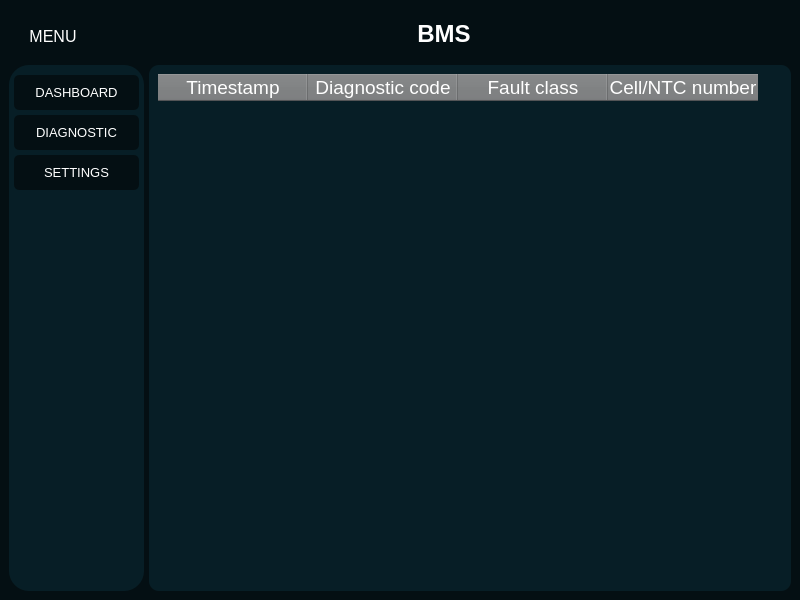
aleixJ/validationGUI, file src/views/ui/ui_index.ui: the form before one commit.
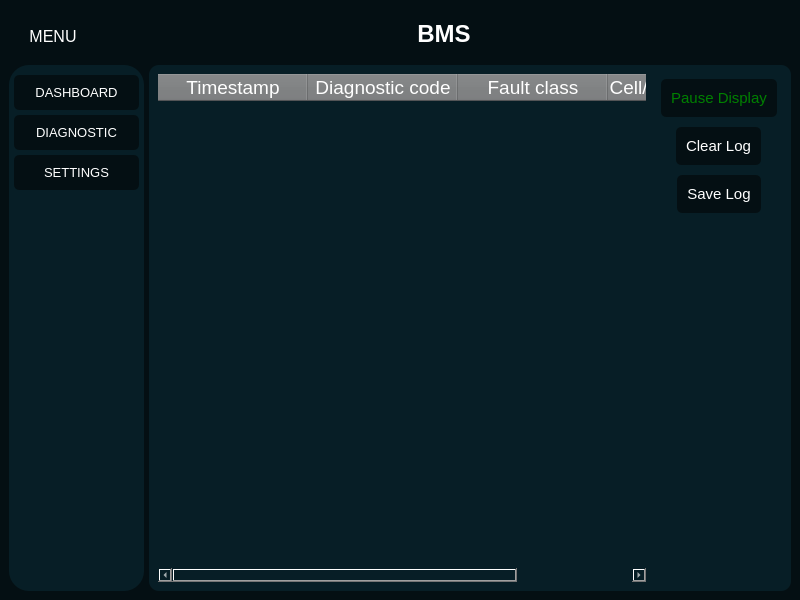
The form after the commit. The open tabs and pages were chosen to show the change.

Commit message: Refactor code to add diagnostic table functionality. Stop, clear and save the log

```diff
--- a/src/views/ui/ui_index.ui
+++ b/src/views/ui/ui_index.ui
@@ -420,6 +420,12 @@
           </property>
           <item>
            <widget class="QStackedWidget" name="stackedWidget">
+            <property name="sizePolicy">
+             <sizepolicy hsizetype="Preferred" vsizetype="Preferred">
+              <horstretch>0</horstretch>
+              <verstretch>0</verstretch>
+             </sizepolicy>
+            </property>
             <property name="currentIndex">
              <number>0</number>
             </property>
@@ -1514,7 +1520,37 @@
              </layout>
             </widget>
             <widget class="QWidget" name="diagnostic">
+             <property name="sizePolicy">
+              <sizepolicy hsizetype="Preferred" vsizetype="Preferred">
+               <horstretch>0</horstretch>
+               <verstretch>0</verstretch>
+              </sizepolicy>
+             </property>
              <layout class="QVBoxLayout" name="verticalLayout">
+              <item alignment="Qt::AlignLeft">
+               <widget class="QFrame" name="horizontalFrame">
+                <property name="sizePolicy">
+                 <sizepolicy hsizetype="Preferred" vsizetype="Preferred">
+                  <horstretch>0</horstretch>
+                  <verstretch>0</verstretch>
+                 </sizepolicy>
+                </property>
+                <layout class="QHBoxLayout" name="layout_diagnostic" stretch="0,0">
+                 <property name="spacing">
+                  <number>5</number>
+                 </property>
+                 <property name="leftMargin">
+                  <number>0</number>
+                 </property>
+                 <property name="topMargin">
+                  <number>0</number>
+                 </property>
+                 <property name="rightMargin">
+                  <number>0</number>
+                 </property>
+                 <property name="bottomMargin">
+                  <number>0</number>
+                 </property>
               <item>
                <widget class="QTableWidget" name="diagnostic_table">
                 <property name="font">
@@ -1573,6 +1609,12 @@
                 <attribute name="verticalHeaderVisible">
                  <bool>false</bool>
                 </attribute>
+                   <attribute name="verticalHeaderDefaultSectionSize">
+                    <number>35</number>
+                   </attribute>
+                   <attribute name="verticalHeaderMinimumSectionSize">
+                    <number>30</number>
+                   </attribute>
                 <attribute name="verticalHeaderShowSortIndicator" stdset="0">
                  <bool>true</bool>
                 </attribute>
@@ -1596,6 +1638,87 @@
                   <string>Cell/NTC number</string>
                  </property>
                 </column>
+                  </widget>
+                 </item>
+                 <item alignment="Qt::AlignHCenter|Qt::AlignTop">
+                  <widget class="QFrame" name="verticalFrame">
+                   <property name="sizePolicy">
+                    <sizepolicy hsizetype="Preferred" vsizetype="Preferred">
+                     <horstretch>0</horstretch>
+                     <verstretch>0</verstretch>
+                    </sizepolicy>
+                   </property>
+                   <layout class="QVBoxLayout" name="layout_button_diagnostic">
+                    <property name="spacing">
+                     <number>10</number>
+                    </property>
+                    <property name="leftMargin">
+                     <number>10</number>
+                    </property>
+                    <property name="topMargin">
+                     <number>5</number>
+                    </property>
+                    <property name="rightMargin">
+                     <number>5</number>
+                    </property>
+                    <property name="bottomMargin">
+                     <number>0</number>
+                    </property>
+                    <item alignment="Qt::AlignHCenter|Qt::AlignVCenter">
+                     <widget class="QPushButton" name="pause_diagnostic_btn">
+                      <property name="font">
+                       <font>
+                        <pointsize>11</pointsize>
+                       </font>
+                      </property>
+                      <property name="styleSheet">
+                       <string notr="true">color: green</string>
+                      </property>
+                      <property name="text">
+                       <string>Pause Display</string>
+                      </property>
+                      <property name="checkable">
+                       <bool>true</bool>
+                      </property>
+                      <property name="checked">
+                       <bool>false</bool>
+                      </property>
+                     </widget>
+                    </item>
+                    <item alignment="Qt::AlignHCenter|Qt::AlignVCenter">
+                     <widget class="QPushButton" name="clear_diagnostic_btn">
+                      <property name="font">
+                       <font>
+                        <pointsize>11</pointsize>
+                       </font>
+                      </property>
+                      <property name="text">
+                       <string>Clear Log</string>
+                      </property>
+                      <property name="checkable">
+                       <bool>true</bool>
+                      </property>
+                     </widget>
+                    </item>
+                    <item alignment="Qt::AlignHCenter|Qt::AlignVCenter">
+                     <widget class="QPushButton" name="save_diagnostic_btn">
+                      <property name="font">
+                       <font>
+                        <pointsize>11</pointsize>
+                       </font>
+                      </property>
+                      <property name="text">
+                       <string>Save Log</string>
+                      </property>
+                      <property name="checkable">
+                       <bool>true</bool>
+                      </property>
+                     </widget>
+                    </item>
+                   </layout>
+                  </widget>
+                 </item>
+                </layout>
                </widget>
               </item>
              </layout>
```
Left out of the diff: 3 changed lines with no effect on the pictures. Lines whose indentation alone changed are shown as unchanged. The commit also changes 2 other files.
